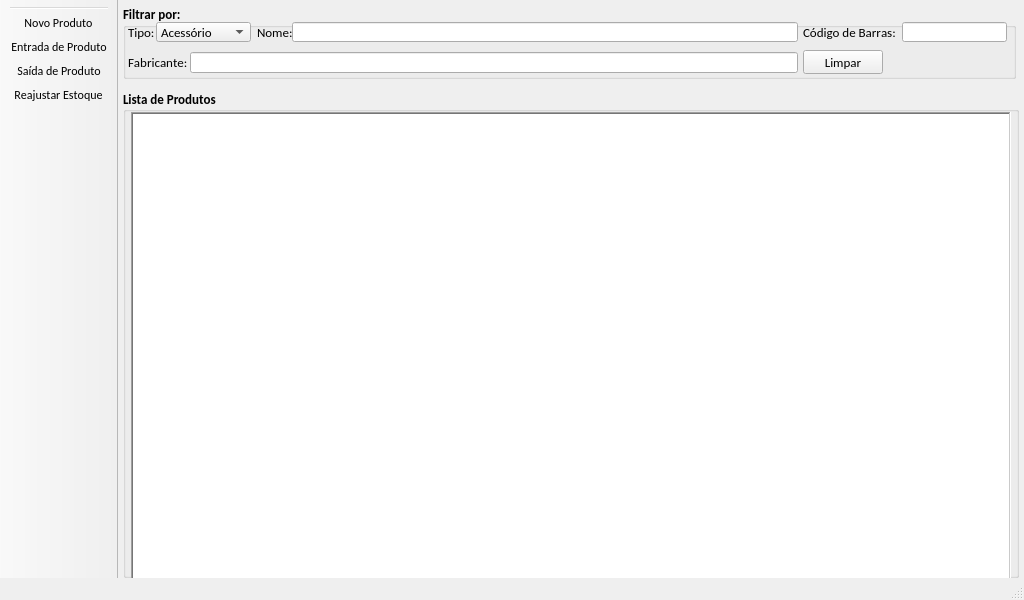
jmessias1725/sexloja, file loja/tela_estoque.ui: the form before one commit.
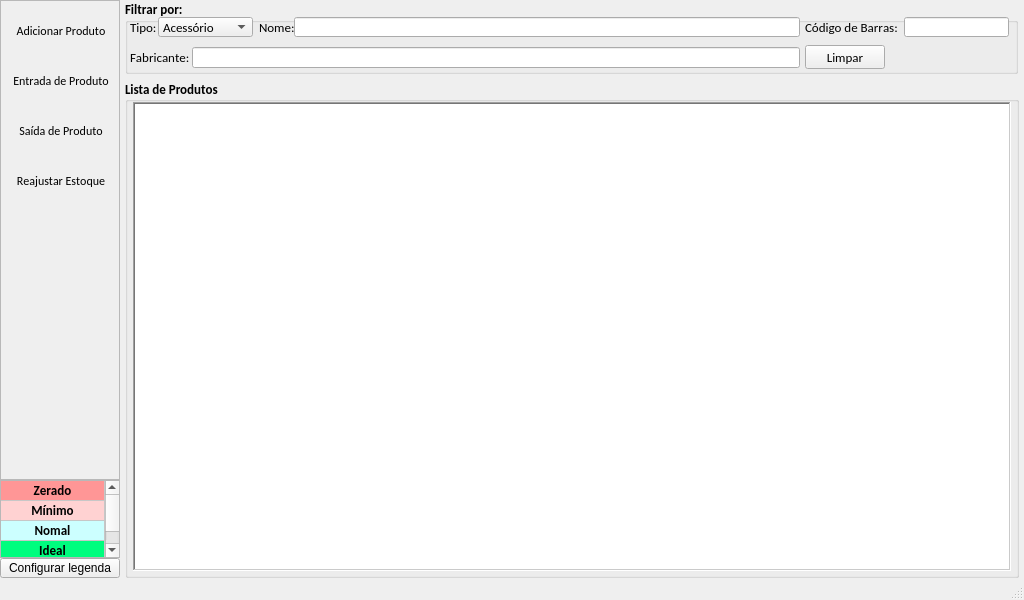
The form after the commit. Icons and pictures are not drawn.

What changed in the file:
```diff
--- a/loja/tela_estoque.ui
+++ b/loja/tela_estoque.ui
@@ -17,22 +17,437 @@
    <string>Estoque</string>
   </property>
   <widget class="QWidget" name="centralwidget">
+   <layout class="QHBoxLayout" name="horizontalLayout">
+    <property name="spacing">
+     <number>5</number>
+    </property>
+    <property name="margin">
+     <number>0</number>
+    </property>
+    <item>
+     <layout class="QVBoxLayout" name="verticalLayout_4">
+      <property name="spacing">
+       <number>0</number>
+      </property>
+      <item>
+       <widget class="QFrame" name="frame">
+        <property name="minimumSize">
+         <size>
+          <width>120</width>
+          <height>480</height>
+         </size>
+        </property>
+        <property name="maximumSize">
+         <size>
+          <width>120</width>
+          <height>16777215</height>
+         </size>
+        </property>
+        <property name="autoFillBackground">
+         <bool>false</bool>
+        </property>
+        <property name="styleSheet">
+         <string notr="true">alternate-background-color: qlineargradient(spread:pad, x1:0, y1:0, x2:1, y2:0, stop:0 rgba(255, 178, 102, 255), stop:0.55 rgba(235, 148, 61, 255), stop:0.98 rgba(0, 0, 0, 255), stop:1 rgba(0, 0, 0, 0));</string>
+        </property>
+        <property name="frameShape">
+         <enum>QFrame::StyledPanel</enum>
+        </property>
+        <property name="frameShadow">
+         <enum>QFrame::Plain</enum>
+        </property>
+        <layout class="QVBoxLayout" name="verticalLayout_3">
+         <property name="spacing">
+          <number>0</number>
+         </property>
+         <property name="leftMargin">
+          <number>5</number>
+         </property>
+         <property name="topMargin">
+          <number>5</number>
+         </property>
+         <property name="rightMargin">
+          <number>0</number>
+         </property>
+         <property name="bottomMargin">
+          <number>0</number>
+         </property>
+         <item>
+          <widget class="QToolButton" name="btn_adicionar_produto">
+           <property name="minimumSize">
+            <size>
+             <width>110</width>
+             <height>50</height>
+            </size>
+           </property>
+           <property name="maximumSize">
+            <size>
+             <width>110</width>
+             <height>50</height>
+            </size>
+           </property>
+           <property name="font">
+            <font>
+             <family>Calibri</family>
+             <pointsize>9</pointsize>
+             <kerning>false</kerning>
+            </font>
+           </property>
+           <property name="text">
+            <string>Adicionar Produto</string>
+           </property>
+           <property name="icon">
+            <iconset resource="imagens.qrc">
+             <normaloff>:/img/img/cadastrar_produto.png</normaloff>:/img/img/cadastrar_produto.png</iconset>
+           </property>
+           <property name="iconSize">
+            <size>
+             <width>30</width>
+             <height>30</height>
+            </size>
+           </property>
+           <property name="toolButtonStyle">
+            <enum>Qt::ToolButtonTextUnderIcon</enum>
+           </property>
+           <property name="autoRaise">
+            <bool>true</bool>
+           </property>
+          </widget>
+         </item>
+         <item>
+          <widget class="QToolButton" name="btn_entrada_produto">
+           <property name="minimumSize">
+            <size>
+             <width>110</width>
+             <height>50</height>
+            </size>
+           </property>
+           <property name="maximumSize">
+            <size>
+             <width>110</width>
+             <height>50</height>
+            </size>
+           </property>
+           <property name="font">
+            <font>
+             <family>Calibri</family>
+             <pointsize>9</pointsize>
+             <kerning>false</kerning>
+            </font>
+           </property>
+           <property name="text">
+            <string>Entrada de Produto</string>
+           </property>
+           <property name="icon">
+            <iconset resource="imagens.qrc">
+             <normaloff>:/img/img/estoque_entrada_produto2.png</normaloff>:/img/img/estoque_entrada_produto2.png</iconset>
+           </property>
+           <property name="iconSize">
+            <size>
+             <width>30</width>
+             <height>30</height>
+            </size>
+           </property>
+           <property name="toolButtonStyle">
+            <enum>Qt::ToolButtonTextUnderIcon</enum>
+           </property>
+           <property name="autoRaise">
+            <bool>true</bool>
+           </property>
+          </widget>
+         </item>
+         <item>
+          <widget class="QToolButton" name="btn_saida_produto">
+           <property name="minimumSize">
+            <size>
+             <width>110</width>
+             <height>50</height>
+            </size>
+           </property>
+           <property name="maximumSize">
+            <size>
+             <width>110</width>
+             <height>50</height>
+            </size>
+           </property>
+           <property name="font">
+            <font>
+             <family>Calibri</family>
+             <pointsize>9</pointsize>
+             <kerning>false</kerning>
+            </font>
+           </property>
+           <property name="text">
+            <string>Saída de Produto</string>
+           </property>
+           <property name="icon">
+            <iconset resource="imagens.qrc">
+             <normaloff>:/img/img/estoque_saida_produto2.png</normaloff>:/img/img/estoque_saida_produto2.png</iconset>
+           </property>
+           <property name="iconSize">
+            <size>
+             <width>30</width>
+             <height>30</height>
+            </size>
+           </property>
+           <property name="toolButtonStyle">
+            <enum>Qt::ToolButtonTextUnderIcon</enum>
+           </property>
+           <property name="autoRaise">
+            <bool>true</bool>
+           </property>
+          </widget>
+         </item>
+         <item>
+          <widget class="QToolButton" name="btn_reajustar_estoque">
+           <property name="minimumSize">
+            <size>
+             <width>110</width>
+             <height>50</height>
+            </size>
+           </property>
+           <property name="maximumSize">
+            <size>
+             <width>110</width>
+             <height>50</height>
+            </size>
+           </property>
+           <property name="font">
+            <font>
+             <family>Calibri</family>
+             <pointsize>9</pointsize>
+             <kerning>false</kerning>
+            </font>
+           </property>
+           <property name="text">
+            <string>Reajustar Estoque</string>
+           </property>
+           <property name="icon">
+            <iconset resource="imagens.qrc">
+             <normaloff>:/img/img/estoque_reajuste.png</normaloff>:/img/img/estoque_reajuste.png</iconset>
+           </property>
+           <property name="iconSize">
+            <size>
+             <width>30</width>
+             <height>30</height>
+            </size>
+           </property>
+           <property name="toolButtonStyle">
+            <enum>Qt::ToolButtonTextUnderIcon</enum>
+           </property>
+           <property name="autoRaise">
+            <bool>true</bool>
+           </property>
+          </widget>
+         </item>
+         <item>
+          <spacer name="verticalSpacer">
+           <property name="orientation">
+            <enum>Qt::Vertical</enum>
+           </property>
+           <property name="sizeHint" stdset="0">
+            <size>
+             <width>20</width>
+             <height>270</height>
+            </size>
+           </property>
+          </spacer>
+         </item>
+        </layout>
+       </widget>
+      </item>
+      <item>
+       <widget class="QTableWidget" name="tw_legenda">
+        <property name="maximumSize">
+         <size>
+          <width>120</width>
+          <height>80</height>
+         </size>
+        </property>
+        <property name="font">
+         <font>
+          <family>Calibri</family>
+          <weight>75</weight>
+          <bold>true</bold>
+         </font>
+        </property>
+        <property name="autoScroll">
+         <bool>false</bool>
+        </property>
+        <property name="tabKeyNavigation">
+         <bool>false</bool>
+        </property>
+        <property name="showDropIndicator" stdset="0">
+         <bool>false</bool>
+        </property>
+        <property name="dragDropOverwriteMode">
+         <bool>false</bool>
+        </property>
+        <property name="selectionMode">
+         <enum>QAbstractItemView::NoSelection</enum>
+        </property>
+        <property name="rowCount">
+         <number>4</number>
+        </property>
+        <property name="columnCount">
+         <number>1</number>
+        </property>
+        <attribute name="horizontalHeaderVisible">
+         <bool>false</bool>
+        </attribute>
+        <attribute name="horizontalHeaderHighlightSections">
+         <bool>true</bool>
+        </attribute>
+        <attribute name="horizontalHeaderStretchLastSection">
+         <bool>true</bool>
+        </attribute>
+        <attribute name="verticalHeaderVisible">
+         <bool>false</bool>
+        </attribute>
+        <attribute name="verticalHeaderDefaultSectionSize">
+         <number>19</number>
+        </attribute>
+        <attribute name="verticalHeaderStretchLastSection">
+         <bool>true</bool>
+        </attribute>
+        <row/>
+        <row/>
+        <row/>
+        <row/>
+        <column/>
+        <item row="0" column="0">
+         <property name="text">
+          <string>Zerado</string>
+         </property>
+         <property name="font">
+          <font>
+           <family>Calibri</family>
+           <pointsize>10</pointsize>
+           <kerning>false</kerning>
+          </font>
+         </property>
+         <property name="textAlignment">
+          <set>AlignHCenter|AlignVCenter|AlignCenter</set>
+         </property>
+         <property name="background">
+          <brush brushstyle="SolidPattern">
+           <color alpha="255">
+            <red>255</red>
+            <green>150</green>
+            <blue>150</blue>
+           </color>
+          </brush>
+         </property>
+         <property name="foreground">
+          <brush brushstyle="NoBrush">
+           <color alpha="255">
+            <red>0</red>
+            <green>0</green>
+            <blue>0</blue>
+           </color>
+          </brush>
+         </property>
+        </item>
+        <item row="1" column="0">
+         <property name="text">
+          <string>Mínimo</string>
+         </property>
+         <property name="font">
+          <font>
+           <family>Calibri</family>
+           <pointsize>10</pointsize>
+           <kerning>false</kerning>
+          </font>
+         </property>
+         <property name="textAlignment">
+          <set>AlignHCenter|AlignVCenter|AlignCenter</set>
+         </property>
+         <property name="background">
+          <brush brushstyle="SolidPattern">
+           <color alpha="255">
+            <red>255</red>
+            <green>210</green>
+            <blue>210</blue>
+           </color>
+          </brush>
+         </property>
+        </item>
+        <item row="2" column="0">
+         <property name="text">
+          <string>Nomal</string>
+         </property>
+         <property name="font">
+          <font>
+           <family>Calibri</family>
+           <pointsize>10</pointsize>
+           <kerning>false</kerning>
+          </font>
+         </property>
+         <property name="textAlignment">
+          <set>AlignHCenter|AlignVCenter|AlignCenter</set>
+         </property>
+         <property name="background">
+          <brush brushstyle="SolidPattern">
+           <color alpha="255">
+            <red>204</red>
+            <green>255</green>
+            <blue>255</blue>
+           </color>
+          </brush>
+         </property>
+        </item>
+        <item row="3" column="0">
+         <property name="text">
+          <string>Ideal</string>
+         </property>
+         <property name="font">
+          <font>
+           <family>Calibri</family>
+           <pointsize>10</pointsize>
+           <kerning>false</kerning>
+          </font>
+         </property>
+         <property name="textAlignment">
+          <set>AlignHCenter|AlignVCenter|AlignCenter</set>
+         </property>
+         <property name="background">
+          <brush brushstyle="SolidPattern">
+           <color alpha="255">
+            <red>0</red>
+            <green>253</green>
+            <blue>126</blue>
+           </color>
+          </brush>
+         </property>
+        </item>
+       </widget>
+      </item>
+      <item>
+       <widget class="QPushButton" name="pushButton">
+        <property name="maximumSize">
+         <size>
+          <width>120</width>
+          <height>20</height>
+         </size>
+        </property>
+        <property name="font">
+         <font>
+          <weight>50</weight>
+          <bold>false</bold>
+          <kerning>false</kerning>
+         </font>
+        </property>
+        <property name="text">
+         <string>Configurar legenda</string>
+        </property>
+       </widget>
+      </item>
+     </layout>
+    </item>
+    <item>
    <layout class="QVBoxLayout" name="verticalLayout_2">
-    <property name="spacing">
-     <number>10</number>
-    </property>
-    <property name="leftMargin">
-     <number>5</number>
-    </property>
-    <property name="topMargin">
-     <number>5</number>
-    </property>
     <property name="rightMargin">
      <number>5</number>
     </property>
-    <property name="bottomMargin">
-     <number>0</number>
-    </property>
     <item>
      <widget class="QGroupBox" name="gb_filtrar">
       <property name="sizePolicy">
@@ -491,7 +906,7 @@
           <bool>true</bool>
          </property>
          <property name="alternatingRowColors">
-          <bool>true</bool>
+            <bool>false</bool>
          </property>
          <property name="selectionBehavior">
           <enum>QAbstractItemView::SelectRows</enum>
@@ -518,7 +933,7 @@
           <number>0</number>
          </property>
          <attribute name="horizontalHeaderVisible">
-          <bool>true</bool>
+            <bool>false</bool>
          </attribute>
          <attribute name="horizontalHeaderCascadingSectionResizes">
           <bool>false</bool>
@@ -553,92 +968,10 @@
      </widget>
     </item>
    </layout>
+    </item>
+   </layout>
   </widget>
   <widget class="QStatusBar" name="statusbar"/>
-  <widget class="QToolBar" name="tb_principal">
-   <property name="font">
-    <font>
-     <family>Calibri</family>
-     <pointsize>9</pointsize>
-     <italic>false</italic>
-     <kerning>false</kerning>
-    </font>
-   </property>
-   <property name="windowTitle">
-    <string>toolBar</string>
-   </property>
-   <property name="movable">
-    <bool>false</bool>
-   </property>
-   <property name="iconSize">
-    <size>
-     <width>30</width>
-     <height>30</height>
-    </size>
-   </property>
-   <property name="toolButtonStyle">
-    <enum>Qt::ToolButtonTextUnderIcon</enum>
-   </property>
-   <attribute name="toolBarArea">
-    <enum>LeftToolBarArea</enum>
-   </attribute>
-   <attribute name="toolBarBreak">
-    <bool>false</bool>
-   </attribute>
-   <addaction name="separator"/>
-   <addaction name="actionNovo_Produto"/>
-   <addaction name="actionEntrada_de_Produto"/>
-   <addaction name="actionSaida_de_Produto"/>
-   <addaction name="actionReajustar_Estoque"/>
-  </widget>
-  <action name="actionNovo_Produto">
-   <property name="icon">
-    <iconset resource="imagens.qrc">
-     <normaloff>:/img/img/cadastrar_produto.png</normaloff>:/img/img/cadastrar_produto.png</iconset>
-   </property>
-   <property name="text">
-    <string>Novo Produto</string>
-   </property>
-   <property name="toolTip">
-    <string>Clique para adicionar um novo produto.</string>
-   </property>
-  </action>
-  <action name="actionEntrada_de_Produto">
-   <property name="icon">
-    <iconset resource="imagens.qrc">
-     <normaloff>:/img/img/estoque_entrada_produto2.png</normaloff>:/img/img/estoque_entrada_produto2.png</iconset>
-   </property>
-   <property name="text">
-    <string>Entrada de Produto</string>
-   </property>
-   <property name="toolTip">
-    <string>Clique para dar entrada dos produtos no estoque.</string>
-   </property>
-  </action>
-  <action name="actionSaida_de_Produto">
-   <property name="icon">
-    <iconset resource="imagens.qrc">
-     <normaloff>:/img/img/estoque_saida_produto2.png</normaloff>:/img/img/estoque_saida_produto2.png</iconset>
-   </property>
-   <property name="text">
-    <string>Saída de Produto</string>
-   </property>
-   <property name="toolTip">
-    <string>Clique para dar saída dos produtos do estoque.</string>
-   </property>
-  </action>
-  <action name="actionReajustar_Estoque">
-   <property name="icon">
-    <iconset resource="imagens.qrc">
-     <normaloff>:/img/img/estoque_reajuste.png</normaloff>:/img/img/estoque_reajuste.png</iconset>
-   </property>
-   <property name="text">
-    <string>Reajustar Estoque</string>
-   </property>
-   <property name="toolTip">
-    <string>Clique para reajustar percentualmente todos os produtos.</string>
-   </property>
-  </action>
  </widget>
  <tabstops>
   <tabstop>cb_tipo</tabstop>
```
Lines whose indentation alone changed are shown as unchanged.
